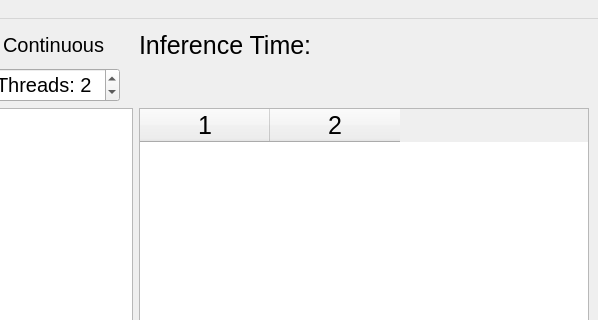
First picture: the form in mainwindow.ui, repository renesas-rz/rzg-shopping-basket-demo, before the edit; both pictures show x 414 to 1012 and y 0 to 320 of the 1012 by 578 pixel window.
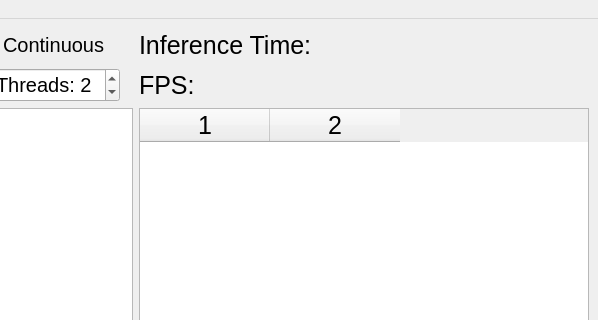
Second picture: the form after the edit.

Commit message:
ui: Change FPS counters position
The FPS counter was displayed on the top right of the video frame when
the application is run continuously. By replacing this with a label, the
FPS is displayed underneath Inference Time in the application.

```diff
--- a/mainwindow.ui
+++ b/mainwindow.ui
@@ -264,6 +264,24 @@
       </property>
      </widget>
     </item>
+    <item row="1" column="6">
+     <widget class="QLabel" name="labelFps">
+      <property name="sizePolicy">
+       <sizepolicy hsizetype="Minimum" vsizetype="Minimum">
+        <horstretch>1</horstretch>
+        <verstretch>0</verstretch>
+       </sizepolicy>
+      </property>
+      <property name="font">
+       <font>
+        <pointsize>19</pointsize>
+       </font>
+      </property>
+      <property name="text">
+       <string>FPS:</string>
+      </property>
+     </widget>
+    </item>
    </layout>
   </widget>
   <widget class="QMenuBar" name="menuBar">
```
The commit also changes 2 other files.
